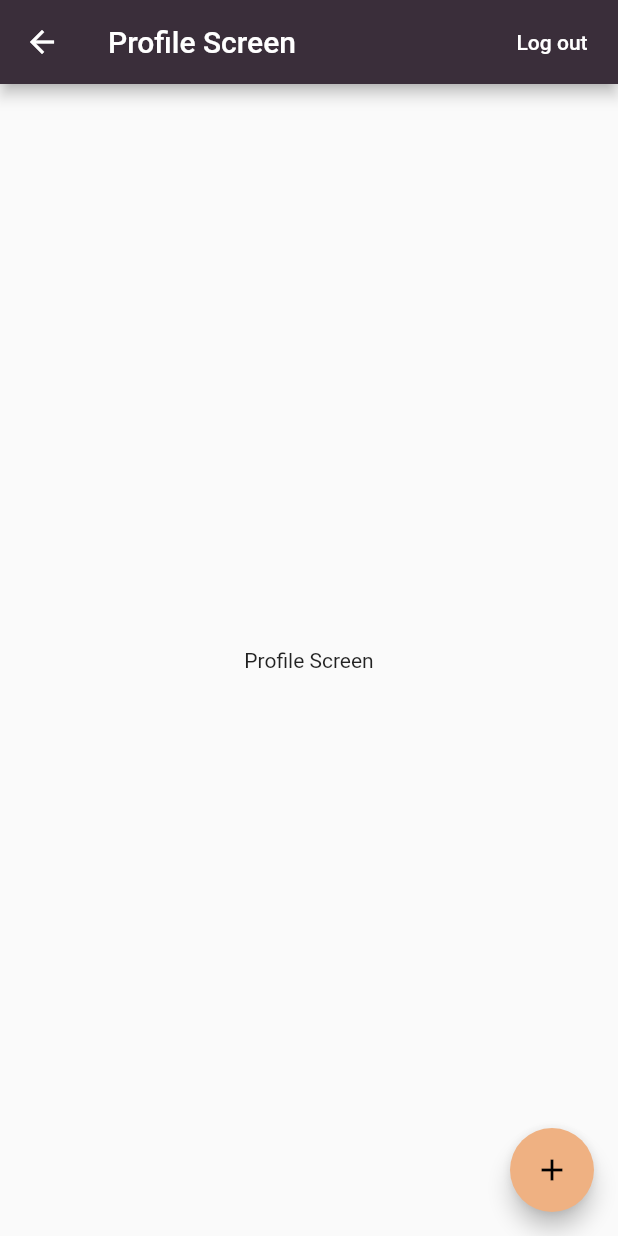
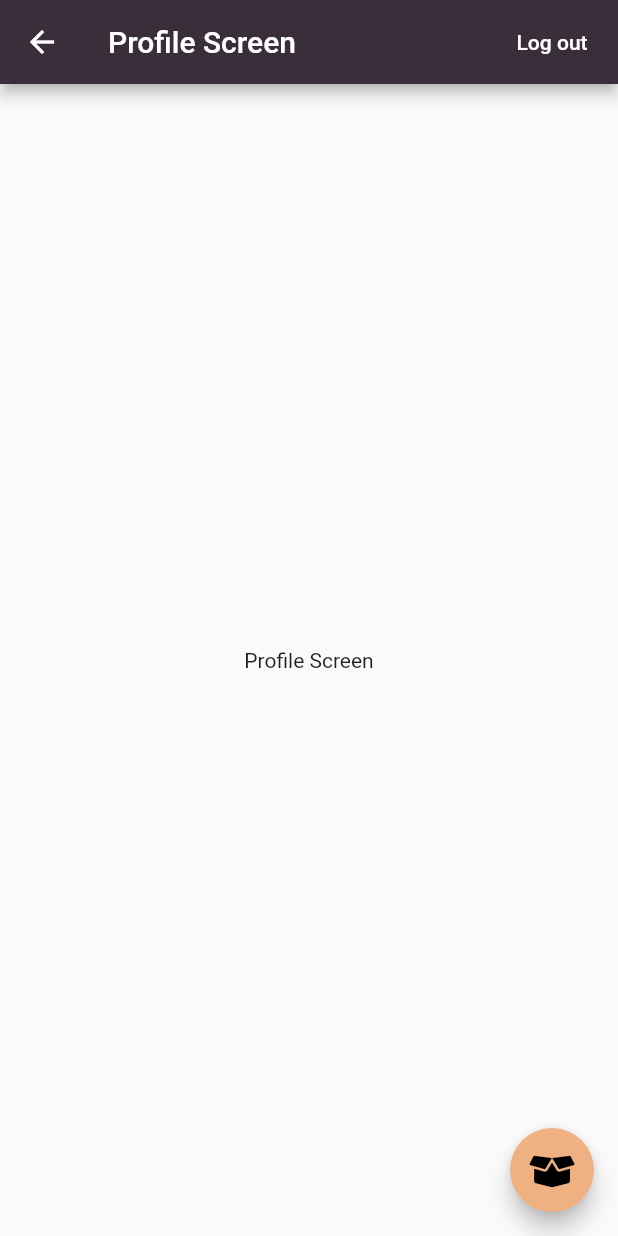
Before and after one commit to osomme/BookzBox-client, a Flutter app: the ProfileScreen screen opened directly, on a phone screen of 412 x 824 dp. Run offline on Flutter 3.47's test engine with Material 2 defaults, Android fonts, the light colour scheme and no system bars; our stand-ins replace cloud_firestore, dartz, firebase_analytics, firebase_auth, flutter_icons, flutter_mobx and 3 more; accounts and stored records are empty; generated files the repository leaves out were written again.

Commit message:
Updated 'new box'-icon

```diff
--- a/lib/features/profile/ui/screens/profile_screen.dart
+++ b/lib/features/profile/ui/screens/profile_screen.dart
@@ -1,4 +1,5 @@
 import 'package:flutter/material.dart';
+import 'package:flutter_icons/flutter_icons.dart';
 import 'package:provider/provider.dart';
 
 import '../../../authentication/authentication.dart';
@@ -29,7 +30,13 @@ class _ProfileScreenState extends State<ProfileScreen> {
         child: Text('Profile Screen'),
       ),
       floatingActionButton: FloatingActionButton(
-        child: Icon(Icons.add),
+        child: Align(
+          alignment: Alignment(-0.2, 0.075),
+          child: Icon(
+            FontAwesome5Solid.box_open,
+            size: 24,
+          ),
+        ),
         onPressed: () => print('Create new box pressed'),
       ),
     );
```
